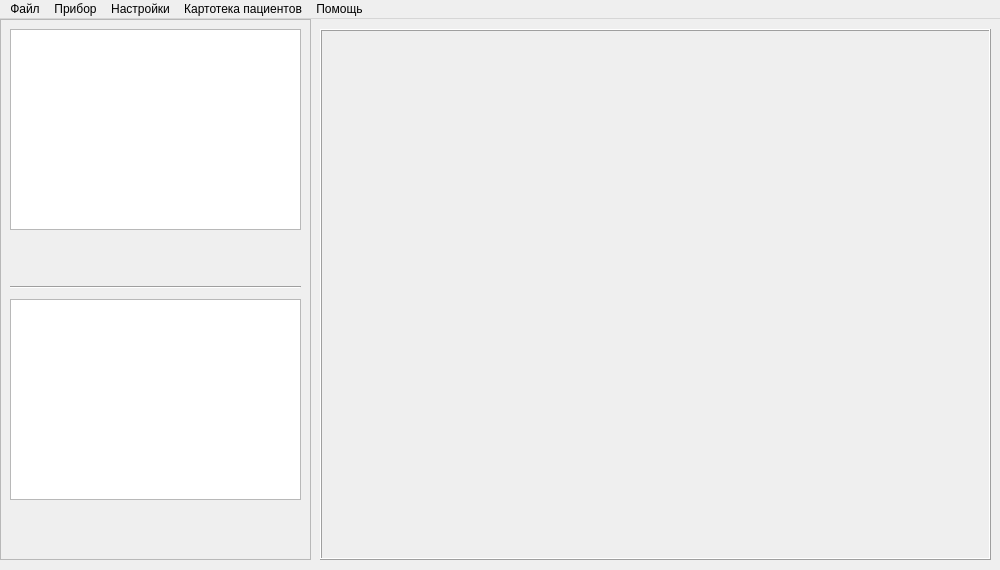
Before: the Qt Designer form mainwindow.ui in nearlygonzo/rista_6, drawn with Qt 5.
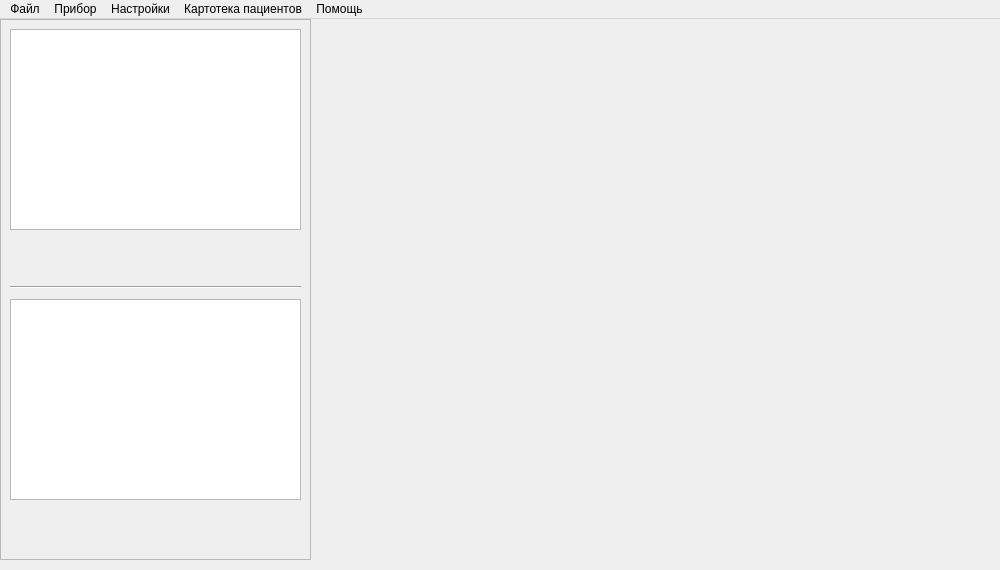
After: the same form once the commit is applied.

```diff
--- a/mainwindow.ui
+++ b/mainwindow.ui
@@ -107,21 +107,15 @@
      </property>
     </widget>
    </widget>
-   <widget class="QFrame" name="frame">
+   <widget class="QWidget" name="widgetActions" native="true">
     <property name="geometry">
      <rect>
       <x>320</x>
-      <y>10</y>
+      <y>20</y>
       <width>671</width>
-      <height>531</height>
+      <height>501</height>
      </rect>
     </property>
-    <property name="frameShape">
-     <enum>QFrame::Box</enum>
-    </property>
-    <property name="frameShadow">
-     <enum>QFrame::Raised</enum>
-    </property>
    </widget>
   </widget>
   <widget class="QMenuBar" name="mainMenuBar">
```
Left out of the diff: 11 changed lines with no effect on the pictures.
